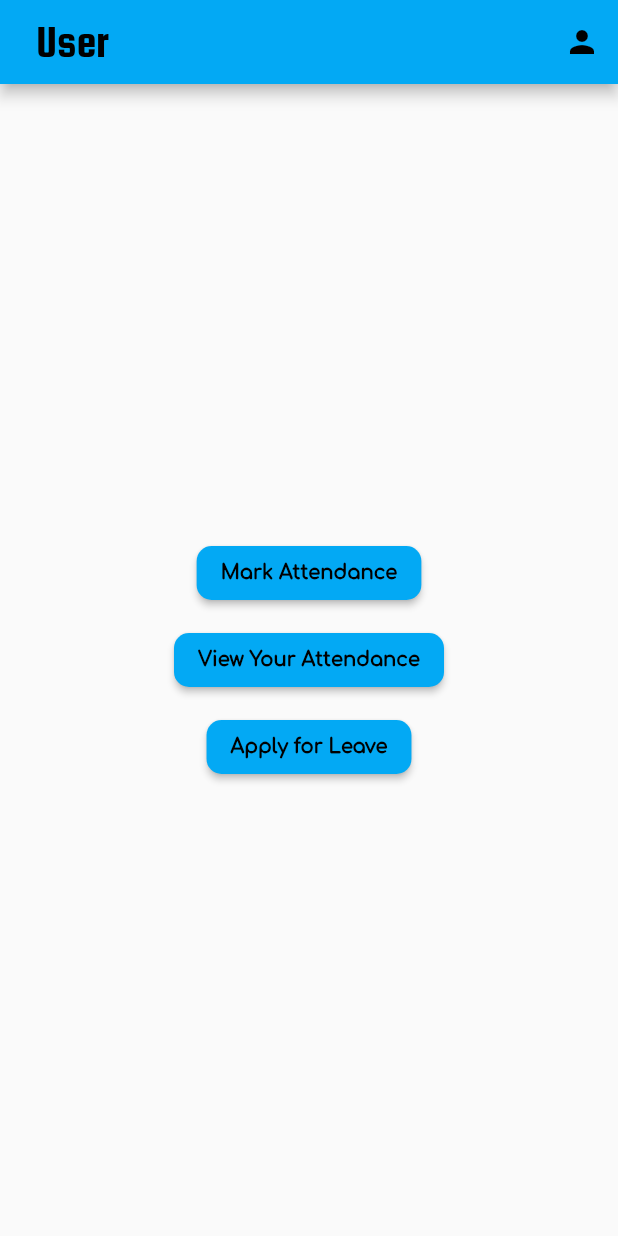
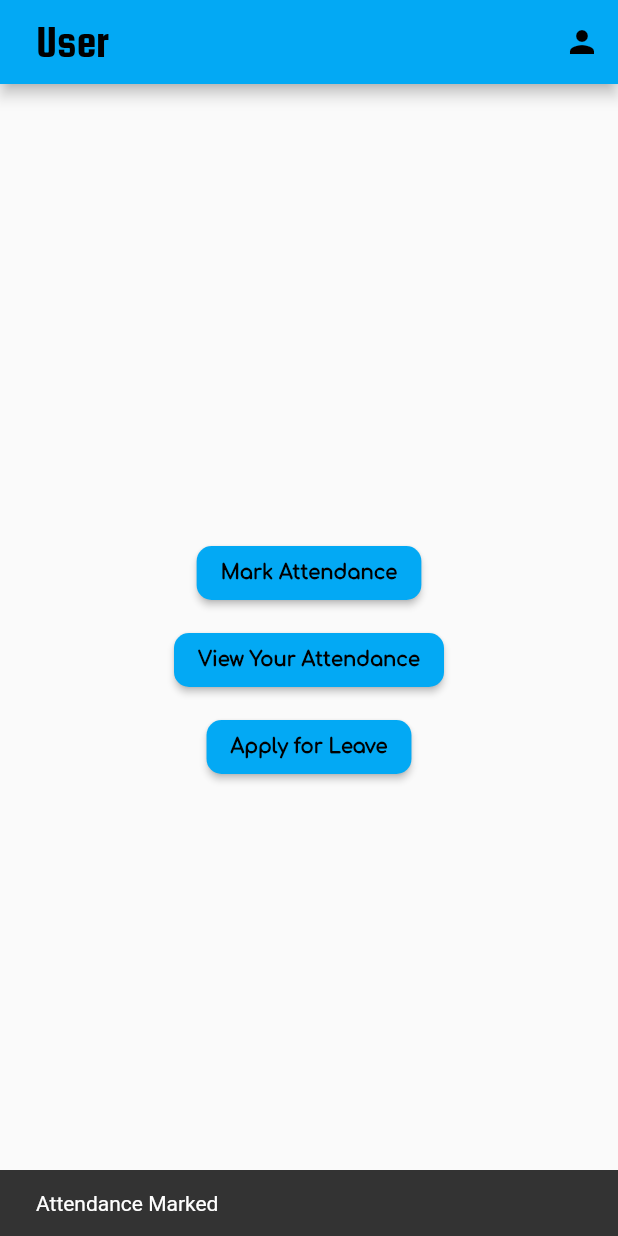
Before and after one commit to UMChannar/Attendance-System, a Flutter app: the screen it shows once a user with an empty profile is signed in, after a tap on "Mark Attendance", on a phone screen of 412 x 824 dp. Run offline on Flutter 3.47's test engine with Material 2 defaults, Android fonts, the phone set to English and light mode, and no system bars; our stand-ins replace cloud_firestore, firebase_auth, firebase_core; accounts and stored records are empty.

Commit message:
Attendance marking done

```diff
--- a/lib/storage/mark_attendance_user.dart
+++ b/lib/storage/mark_attendance_user.dart
@@ -2,7 +2,7 @@ import 'package:cloud_firestore/cloud_firestore.dart';
 import 'package:firebase_auth/firebase_auth.dart';
 import 'package:flutter/material.dart';
 
-Future<void> markAttendece(String atten, BuildContext context) async {
+Future<void> Attendece(String atten, BuildContext context) async {
   final user = FirebaseAuth.instance.currentUser;
   if (user == null) {
     return;
@@ -40,3 +40,17 @@ Future<void> markAttendece(String atten, BuildContext context) async {
     }
   }
 }
+
+Future<void> markAttendence(String atten, BuildContext context) async {
+  try {
+    await Attendece(atten, context);
+  } on FirebaseException catch (e) {
+    ScaffoldMessenger.of(context).showSnackBar(
+      SnackBar(
+        duration: const Duration(seconds: 1),
+        content: Text(e.message!),
+      ),
+    );
+    Navigator.pop(context);
+  }
+}
--- a/lib/user/user_home_screen.dart
+++ b/lib/user/user_home_screen.dart
@@ -1,4 +1,5 @@
 import 'package:attendence_management/auth/auth.dart';
+import 'package:attendence_management/storage/mark_attendance_user.dart';
 import 'package:attendence_management/user/user_profile_screen.dart';
 import 'package:flutter/material.dart';
 
@@ -55,7 +56,12 @@ class UserHomeScreen extends StatelessWidget {
         child: Column(
           mainAxisAlignment: MainAxisAlignment.center,
           children: [
-            button(() {}, 'Mark Attendance', context),
+            button(() {
+              markAttendence(
+                'Present',
+                context,
+              );
+            }, 'Mark Attendance', context),
             const SizedBox(
               height: 10,
             ),
```
